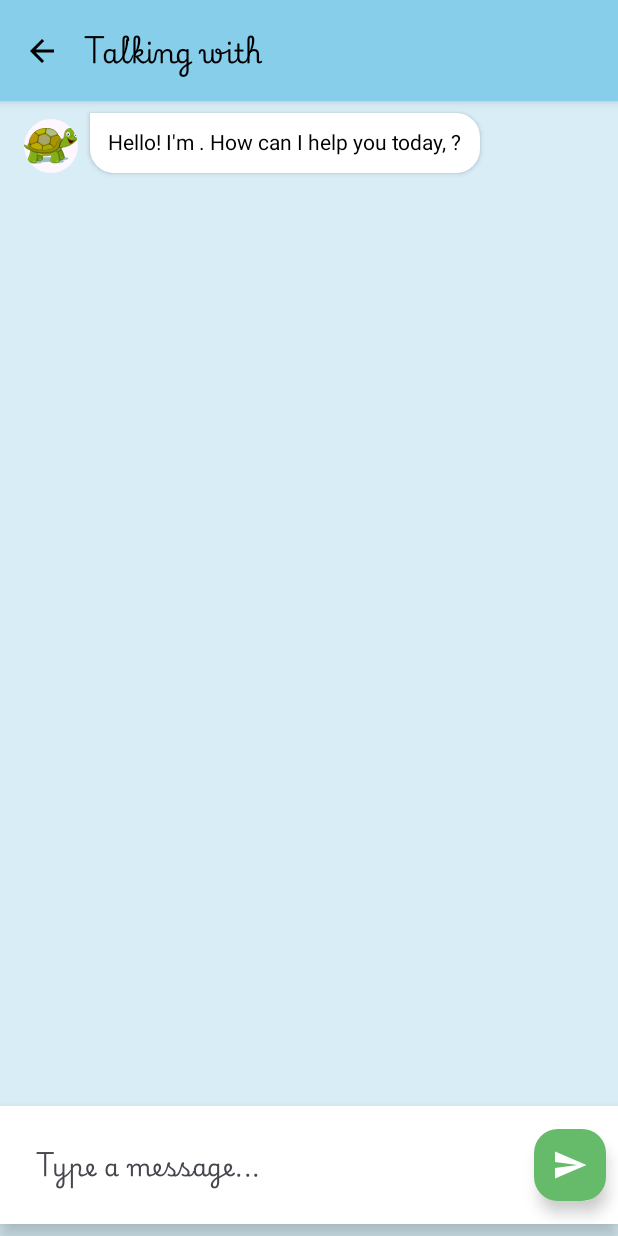
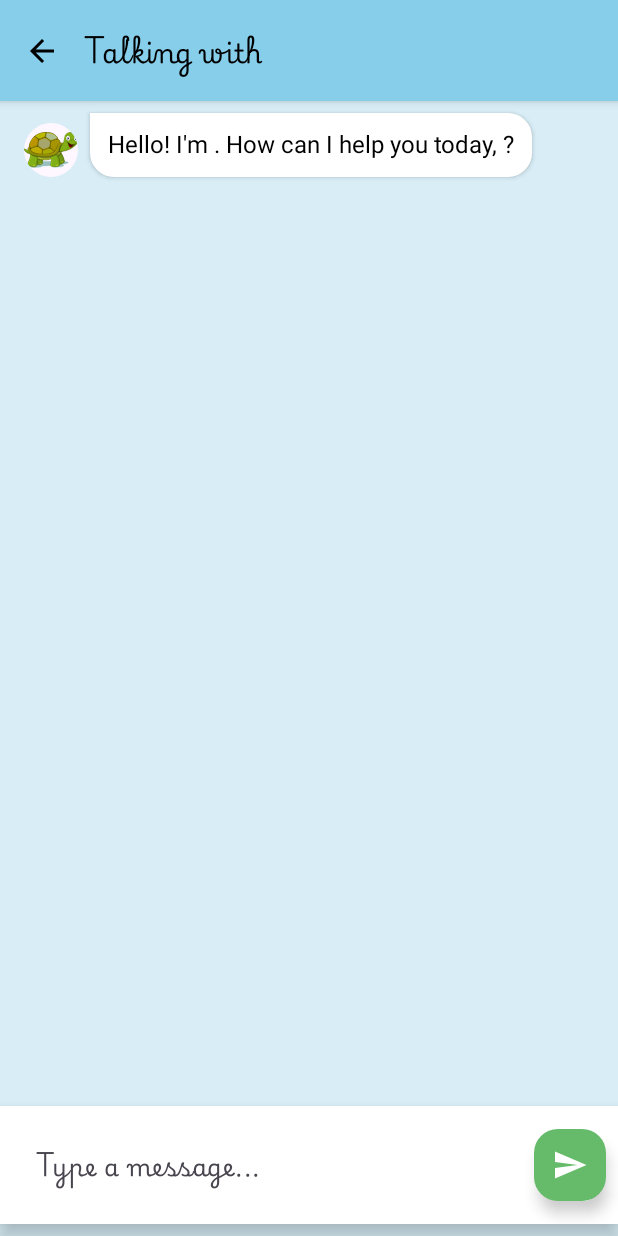
Before and after one commit to CesarValiente/MagicalZooAI, an Android app built with Jetpack Compose: the ChatActivity screen opened directly, with no data from a screen before it, after a tap on "Send", on a phone screen of 412 x 824 dp. Run offline under Robolectric (Android 15) with nearby library versions, the phone set to English and light mode, and no system bars.

Commit message:
Other ui adjustments (basically font sizes)

```diff
--- a/app/src/main/java/com/cesarvaliente/magicalzooai/ChatActivity.kt
+++ b/app/src/main/java/com/cesarvaliente/magicalzooai/ChatActivity.kt
@@ -214,8 +214,7 @@ fun AnimalChatScreen(
                         value = inputText,
                         onValueChange = { viewModel.onInputTextChanged(it) },
                         textStyle = TextStyle(
-                            fontFamily = Utils.myFontFamily,
-                            fontSize = 16.sp,
+                            fontSize = 18.sp,
                             lineHeight = 24.sp,
                             letterSpacing = 0.5.sp
                         ),
@@ -242,7 +241,7 @@ fun AnimalChatScreen(
 
                     FloatingActionButton(
                         onClick = {
-                            viewModel.sendMessage(animalName, animalType)
+                            viewModel.sendMessage(animalName, animalType, topic)
                             hideKeyboard() // Hide keyboard after sending message
                         },
                         containerColor = if (animalType == "FOX") Color(0xFFFFA726)
@@ -313,11 +312,12 @@ fun MessageBubble(message: ChatMessage, animalImageRes: Int) {
                 bottomEnd = 16.dp
             ),
             shadowElevation = 2.dp,
-            modifier = Modifier.widthIn(max = 280.dp)
+            modifier = Modifier.widthIn(max = 320.dp)
         ) {
             Text(
                 text = message.content,
                 color = if (message.isFromUser) Color.White else Color.Black,
+                fontSize = 16.sp,
                 modifier = Modifier.padding(12.dp)
             )
         }
--- a/app/src/main/java/com/cesarvaliente/magicalzooai/WelcomeActivity.kt
+++ b/app/src/main/java/com/cesarvaliente/magicalzooai/WelcomeActivity.kt
@@ -41,6 +41,7 @@ import androidx.compose.ui.Modifier
 import androidx.compose.ui.draw.alpha
 import androidx.compose.ui.draw.rotate
 import androidx.compose.ui.graphics.Color
+import androidx.compose.ui.text.TextStyle
 import androidx.compose.ui.text.font.FontWeight
 import androidx.compose.ui.text.input.KeyboardType
 import androidx.compose.ui.text.input.VisualTransformation
@@ -195,6 +196,9 @@ fun WelcomeScreen(viewModel: WelcomeViewModel, onNavigate: () -> Unit) {
                                 color = Color.Gray
                             )
                         },
+                        textStyle = TextStyle(
+                            fontSize = 20.sp,
+                        ),
                         singleLine = true,
                         isError = !isNameValid,
                         keyboardOptions = KeyboardOptions(keyboardType = KeyboardType.Text),
--- a/app/src/main/java/com/cesarvaliente/magicalzooai/repository/ChatRepository.kt
+++ b/app/src/main/java/com/cesarvaliente/magicalzooai/repository/ChatRepository.kt
@@ -3,7 +3,7 @@ package com.cesarvaliente.magicalzooai.repository
 import com.cesarvaliente.magicalzooai.api.AIClient
 
 class ChatRepository(private val aiClient: AIClient) {
-    suspend fun generateResponse(animalName: String, animalType: String, message: String): String {
-        return aiClient.generateChatResponse(animalName, animalType, message)
+    suspend fun generateResponse(animalName: String, animalType: String, topic: String, message: String): String {
+        return aiClient.generateChatResponse(animalName, animalType, topic, message)
     }
 }
--- a/app/src/main/java/com/cesarvaliente/magicalzooai/viewmodel/ChatViewModel.kt
+++ b/app/src/main/java/com/cesarvaliente/magicalzooai/viewmodel/ChatViewModel.kt
@@ -24,7 +24,7 @@ class ChatViewModel(
         _inputText.value = text
     }
 
-    fun sendMessage(animalName: String, animalType: String) {
+    fun sendMessage(animalName: String, animalType: String, topic: String) {
         val currentInput = _inputText.value
         if (currentInput.isBlank()) return
 
@@ -37,7 +37,7 @@ class ChatViewModel(
             _inputText.value = ""
 
             // Get AI response
-            val response = chatRepository.generateResponse(animalName, animalType, currentInput)
+            val response = chatRepository.generateResponse(animalName, animalType, topic,currentInput)
             val aiMessage = ChatMessage(response, false)
             _messages.value = _messages.value + aiMessage
         }
```
Also changed, not shown: app/src/main/java/com/cesarvaliente/magicalzooai/api/AIClient.kt (+30 -8 lines).
